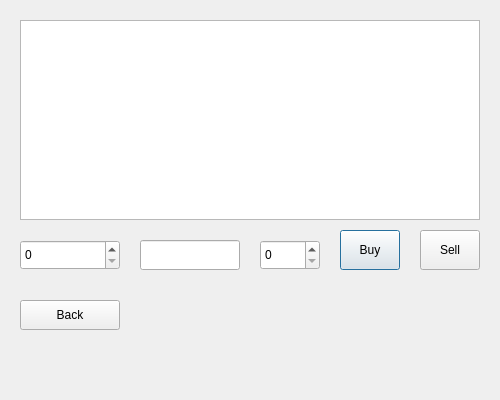
Before: the Qt Designer form gui/StockMarketDialog.ui in guikae06/MiniBankSystem, drawn with Qt 5.
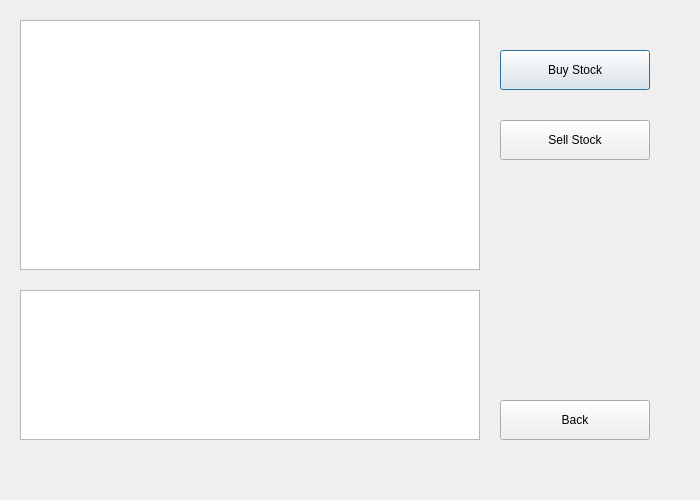
After: the same form once the commit is applied.

Commit message: Adde a table for 10 stocks with a changing price every 10 sec

The edit to the form file:
```diff
--- a/gui/StockMarketDialog.ui
+++ b/gui/StockMarketDialog.ui
@@ -2,16 +2,82 @@
 <ui version="4.0">
  <class>StockMarketDialog</class>
  <widget class="QDialog" name="StockMarketDialog">
-  <property name="geometry"><rect><x>0</x><y>0</y><width>500</width><height>400</height></rect></property>
-  <property name="windowTitle"><string>Stock Market</string></property>
-  <widget class="QWidget" name="widget">
-   <widget class="QTextEdit" name="stockTextEdit"><property name="geometry"><rect><x>20</x><y>20</y><width>460</width><height>200</height></rect></property><property name="readOnly"><bool>true</bool></property></widget>
-   <widget class="QSpinBox" name="accountIdSpinBox"><property name="geometry"><rect><x>20</x><y>240</y><width>100</width><height>30</height></rect></property></widget>
-   <widget class="QLineEdit" name="symbolLineEdit"><property name="geometry"><rect><x>140</x><y>240</y><width>100</width><height>30</height></rect></property></widget>
-   <widget class="QSpinBox" name="amountSpinBox"><property name="geometry"><rect><x>260</x><y>240</y><width>60</width><height>30</height></rect></property></widget>
-   <widget class="QPushButton" name="buyButton"><property name="geometry"><rect><x>340</x><y>230</y><width>60</width><height>40</height></rect></property><property name="text"><string>Buy</string></property></widget>
-   <widget class="QPushButton" name="sellButton"><property name="geometry"><rect><x>420</x><y>230</y><width>60</width><height>40</height></rect></property><property name="text"><string>Sell</string></property></widget>
-   <widget class="QPushButton" name="backButton"><property name="geometry"><rect><x>20</x><y>300</y><width>100</width><height>30</height></rect></property><property name="text"><string>Back</string></property></widget>
+  <property name="geometry">
+   <rect>
+    <x>0</x>
+    <y>0</y>
+    <width>700</width>
+    <height>500</height>
+   </rect>
+  </property>
+  <property name="windowTitle">
+   <string>Stock Market</string>
+  </property>
+
+  <!-- Stocks table -->
+  <widget class="QTableWidget" name="stocksTable">
+   <property name="geometry">
+    <rect>
+     <x>20</x>
+     <y>20</y>
+     <width>460</width>
+     <height>250</height>
+    </rect>
+   </property>
+  </widget>
+
+  <!-- Portfolio table -->
+  <widget class="QTableWidget" name="portfolioTable">
+   <property name="geometry">
+    <rect>
+     <x>20</x>
+     <y>290</y>
+     <width>460</width>
+     <height>150</height>
+    </rect>
+   </property>
+  </widget>
+
+  <widget class="QPushButton" name="buyButton">
+   <property name="geometry">
+    <rect>
+     <x>500</x>
+     <y>50</y>
+     <width>150</width>
+     <height>40</height>
+    </rect>
+   </property>
+   <property name="text">
+    <string>Buy Stock</string>
+   </property>
+  </widget>
+
+  <widget class="QPushButton" name="sellButton">
+   <property name="geometry">
+    <rect>
+     <x>500</x>
+     <y>120</y>
+     <width>150</width>
+     <height>40</height>
+    </rect>
+   </property>
+   <property name="text">
+    <string>Sell Stock</string>
+   </property>
+  </widget>
+
+  <widget class="QPushButton" name="backButton">
+   <property name="geometry">
+    <rect>
+     <x>500</x>
+     <y>400</y>
+     <width>150</width>
+     <height>40</height>
+    </rect>
+   </property>
+   <property name="text">
+    <string>Back</string>
+   </property>
   </widget>
  </widget>
  <resources/>
```
The commit also changes 4 other files.
